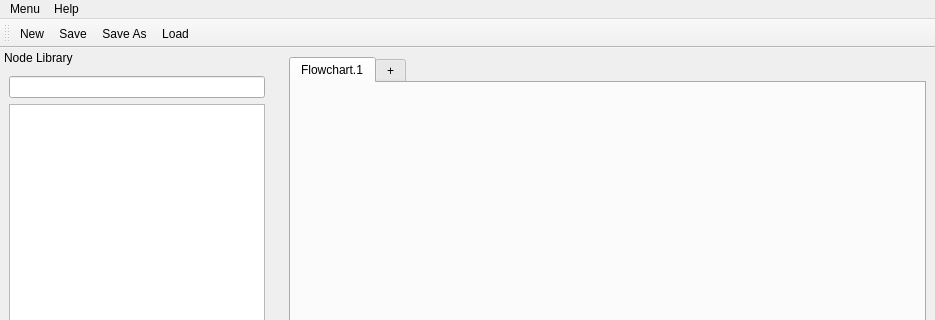
First picture: the form in resources/mainwindow.ui, repository cdd1969/pygwa, before the edit; both pictures show x 0 to 935 and y 0 to 320 of the 935 by 774 pixel window.
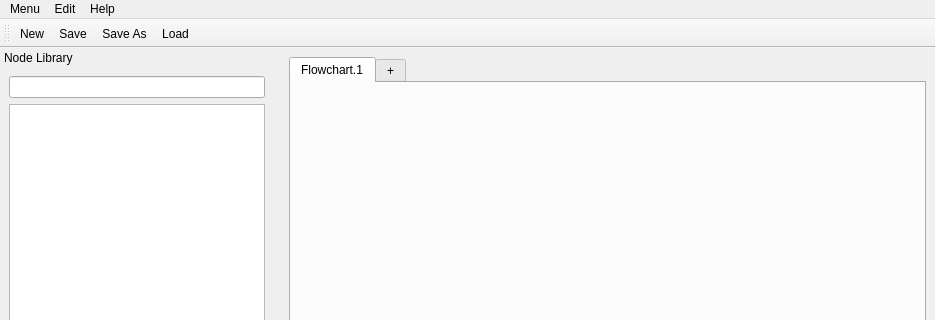
Second picture: the form after the edit.

```diff
--- a/resources/mainwindow.ui
+++ b/resources/mainwindow.ui
@@ -113,7 +113,15 @@
     <addaction name="separator"/>
     <addaction name="actionAbout"/>
    </widget>
+   <widget class="QMenu" name="menuEdit">
+    <property name="title">
+     <string>Edit</string>
+    </property>
+    <addaction name="actionCopy_Selected_Node"/>
+    <addaction name="actionPaste_Node"/>
+   </widget>
    <addaction name="menuMenu"/>
+   <addaction name="menuEdit"/>
    <addaction name="menuHelp"/>
   </widget>
   <widget class="QStatusBar" name="statusbar"/>
```
Left out of the diff: 22 changed lines with no effect on the pictures.
